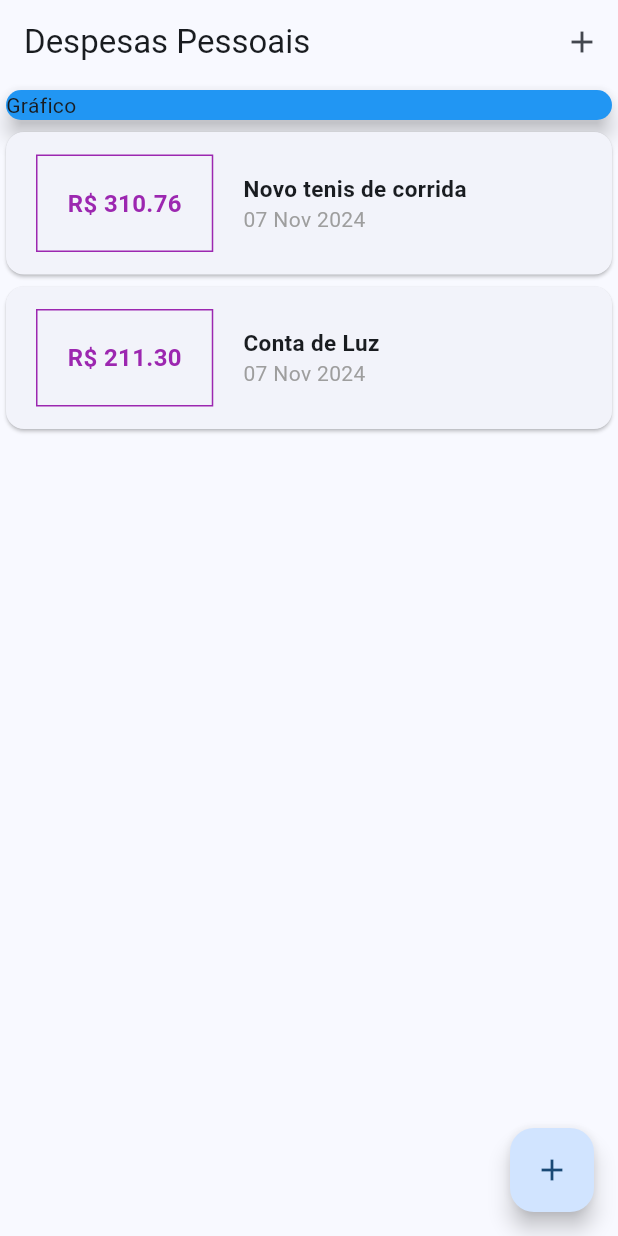
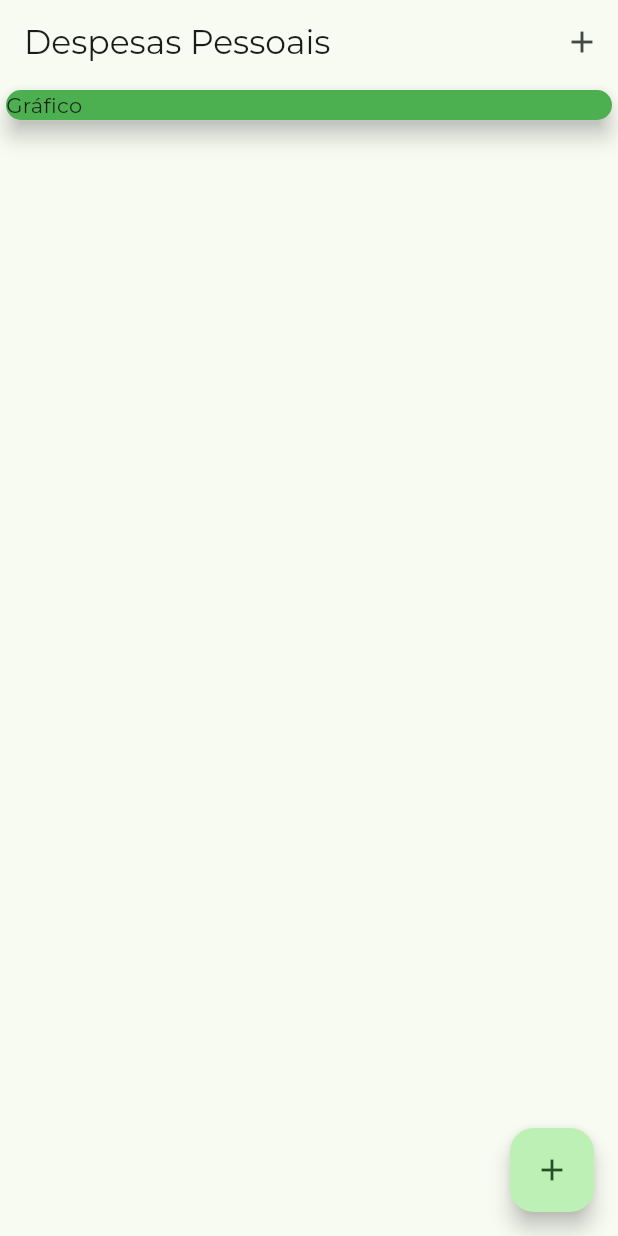
Before and after one commit to PedroGoncalves-Dev/Despesas-flutter, a Flutter app: the screen it shows after launch, on a phone screen of 412 x 824 dp. Run offline on Flutter 3.47's test engine with Material 3 defaults, Android fonts, the light colour scheme and no system bars; missing offline and left inert: dart:ffi; project files that could hold a hidden picture were left out.

Commit message:
Thema de cores adicionado

```diff
--- a/lib/main.dart
+++ b/lib/main.dart
@@ -17,8 +17,13 @@ class ExpensesApp extends StatelessWidget {
   Widget build(BuildContext context) {
     return MaterialApp(
       theme: ThemeData(
-          colorScheme: ColorScheme.fromSeed(seedColor: Colors.blue),
-          useMaterial3: true),
+          useMaterial3: true,
+          fontFamily: 'Montserrat',
+          colorScheme: ColorScheme.fromSeed(
+            seedColor: Colors.green,
+            primary: Colors.green,
+            brightness: Brightness.light,
+          )),
       home: MyHomePage(),
     );
   }
@@ -32,19 +37,19 @@ class MyHomePage extends StatefulWidget {
 }
 
 class _MyHomePageState extends State<MyHomePage> {
-  final _transactions = [
-    Transaction(
-      id: 't1',
-      title: 'Novo tenis de corrida',
-      value: 310.76,
-      date: DateTime.now(),
-    ),
-    Transaction(
-      id: 't2',
-      title: 'Conta de Luz ',
-      value: 211.30,
-      date: DateTime.now(),
-    ),
+  final List<Transaction> _transactions = [
+    // Transaction(
+    //   id: 't1',
+    //   title: 'Novo tenis de corrida',
+    //   value: 310.76,
+    //   date: DateTime.now(),
+    // ),
+    // Transaction(
+    //   id: 't2',
+    //   title: 'Conta de Luz ',
+    //   value: 211.30,
+    //   date: DateTime.now(),
+    // ),
   ];
 
   _addTransaction(String title, double value) {
@@ -85,11 +90,11 @@ class _MyHomePageState extends State<MyHomePage> {
         child: Column(
           crossAxisAlignment: CrossAxisAlignment.stretch,
           children: <Widget>[
-            const SizedBox(
+            SizedBox(
               child: Card(
                 elevation: 6,
-                color: Colors.blue,
-                child: Text('Gráfico'),
+                child: const Text('Gráfico'),
+                color: Theme.of(context).primaryColor,
               ),
             ),
             TransactionList(_transactions),
```
